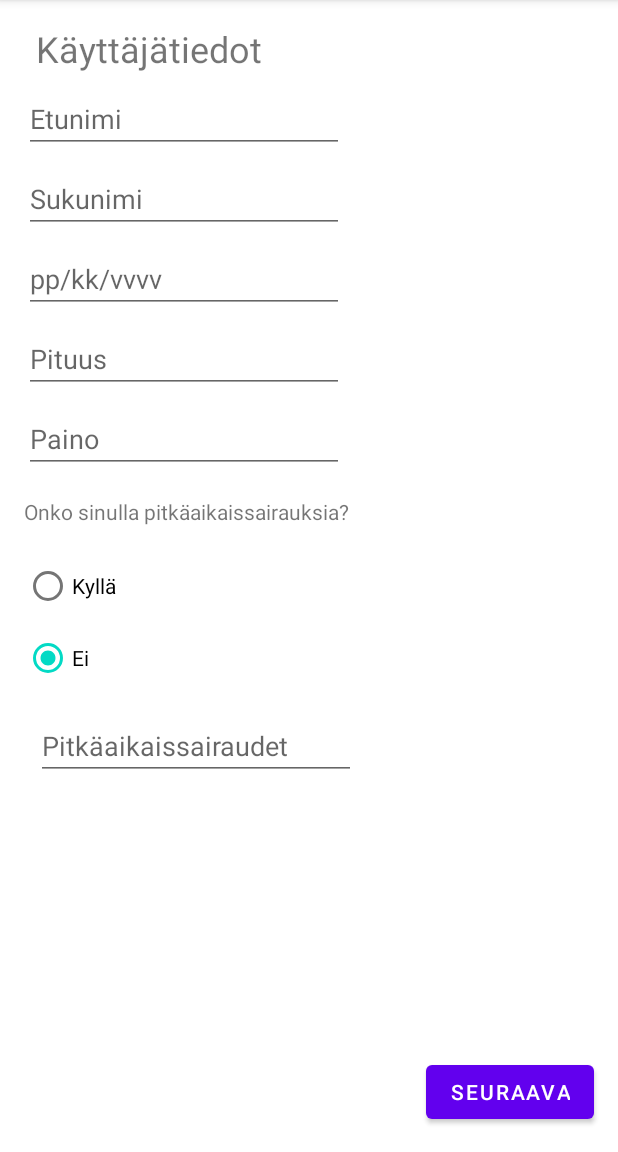
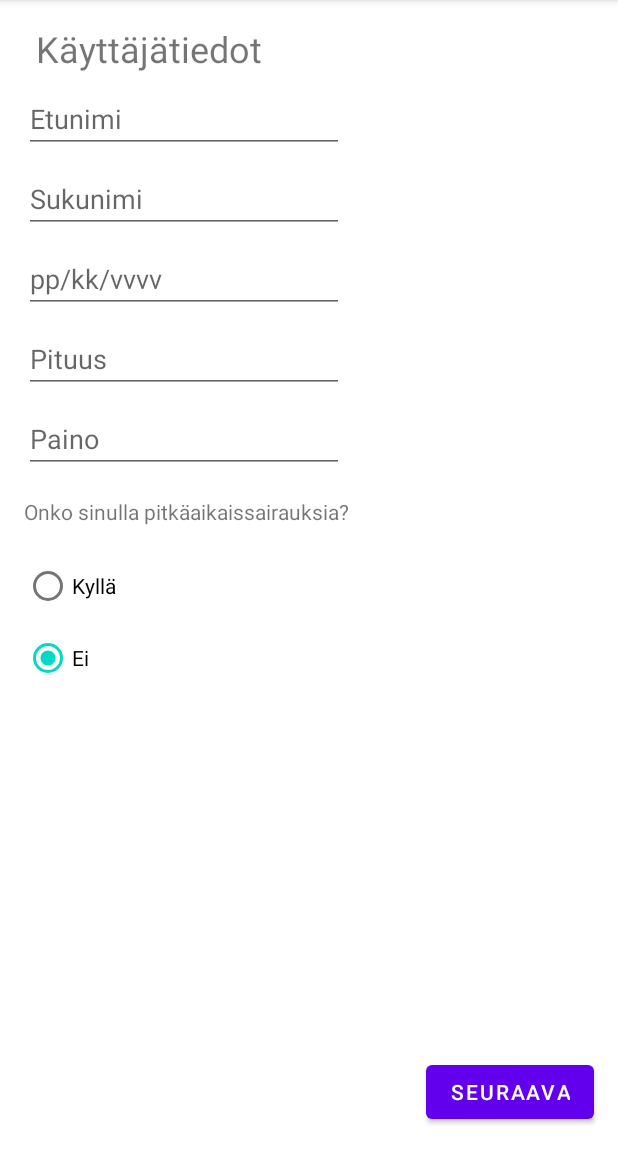
Before and after one commit to Tschokkinen/android-health-application, an Android app: the screen it shows after launch (FirstLaunch), after a tap on "Ei", on a phone screen of 412 x 824 dp, the part 84-1236 px from its top. Run offline under Robolectric (Android 15) with nearby library versions, the phone set to English and light mode, and no system bars; our stand-ins replace Room's generated code, navigation-ui; 2 other taps on this screen came first.

Commit message:
Fixed async code and added first launch logic to MainActivity

```diff
--- a/app/src/main/java/com/ericaskari/healthapplication/FirstLaunch.java
+++ b/app/src/main/java/com/ericaskari/healthapplication/FirstLaunch.java
@@ -18,8 +18,9 @@ import com.ericaskari.healthapplication.services.AppDatabase;
 import java.util.Date;
 
 public class FirstLaunch extends AppCompatActivity {
+    AppDatabase db;
     private RadioGroup radioGroup;
-    //private EditText editTextLongTermIllness;
+    private EditText editTextLongTermIllness;
     private EditText editTextFirstName;
     private EditText editTextLastName;
     private EditText editTextAge;
@@ -31,28 +32,31 @@ public class FirstLaunch extends AppCompatActivity {
         super.onCreate(savedInstanceState);
         setContentView(R.layout.activity_first_launch_hello);
 
-        AppDatabase db = Room.databaseBuilder(getApplicationContext(), AppDatabase.class, "app-db").build();
+        this.db = Room.databaseBuilder(getApplicationContext(), AppDatabase.class, "app-db").build();
 
-        //editTextLongTermIllness = findViewById(R.id.editTextLongTermIllness);
-        radioGroup = findViewById(R.id.radioGroup);
         editTextFirstName = findViewById(R.id.firstName);
         editTextLastName = findViewById(R.id.lastName);
         editTextAge = findViewById(R.id.age);
         editTextHeight = findViewById(R.id.height);
         editTextWeight = findViewById(R.id.weight);
+
     }
 
     public void buttonManager(View v) {
         if(v == findViewById(R.id.button01)){
             setContentView(R.layout.activity_first_launch);
+            radioButtonSelection();
+
         } else if(v == findViewById(R.id.button02)) {
             saveData();
-            setContentView(R.layout.activity_first_launch_done);
+
         } else if(v == findViewById(R.id.button03)) {
             setContentView(R.layout.activity_first_launch);
+
         } else if(v == findViewById(R.id.button04)) {
             Intent intent = new Intent(this, MainActivity.class);
             startActivity(intent);
+
         } else if(v == findViewById(R.id.radioGroup)){
             Log.i("Radio", "Radio");
             //radioButtonSelection();
@@ -60,27 +64,26 @@ public class FirstLaunch extends AppCompatActivity {
     }
 
     private void saveData() {
-        /*
-        String firstName = editTextFirstName.getText().toString();
-        String lastName = editTextLastName.getText().toString();
-        Date age = (Date) editTextAge.getText();
-        String height = editTextHeight.getText().toString();
-        String weight = editTextWeight.getText().toString();
+        String firstName = ((EditText) findViewById(R.id.firstName)).getText().toString();
+        String lastName = ((EditText) findViewById(R.id.lastName)).getText().toString();
+        Date birthDate = new Date(((EditText) findViewById(R.id.age)).getText().toString());
+        String height = ((EditText) findViewById(R.id.height)).getText().toString();
+        String weight = ((EditText) findViewById(R.id.weight)).getText().toString();
 
         AsyncTask.execute(() -> {
-            UserDao userDao =
-                   User user = new User(firstName, lastName, age, height, weight);
-            userDao.insertAll(user);
-        }
-         */
+            User user = new User(firstName, lastName, birthDate, Integer.parseInt(height), Integer.parseInt(weight));
+            this.db.userDao().insertAll(user);
+            setContentView(R.layout.activity_first_launch_done);
+        });
     }
 
-    /*
     private void radioButtonSelection(){
-        int selectedRadioButton = radioGroup.getCheckedRadioButtonId();
-        RadioButton selection = findViewById(selectedRadioButton);
+        //  findViewById should be where button is visible otherwise it will return null.
+        radioGroup = findViewById(R.id.radioGroup);
+        editTextLongTermIllness = findViewById(R.id.editTextLongTermIllness);
+        radioGroup.setOnCheckedChangeListener((radioGroup1, i) -> {
             Log.i("Radio", "Radio button selection");
-        switch (selectedRadioButton) {
+            switch (i) {
                 case R.id.radioYes:
                     editTextLongTermIllness.setVisibility(View.VISIBLE);
                     Log.d("Radio", "Radio yes");
@@ -88,7 +91,6 @@ public class FirstLaunch extends AppCompatActivity {
                 case R.id.radioNo:
                     editTextLongTermIllness.setVisibility(View.INVISIBLE);
             }
+        });
     }
-    */
-
 }
--- a/app/src/main/java/com/ericaskari/healthapplication/MainActivity.java
+++ b/app/src/main/java/com/ericaskari/healthapplication/MainActivity.java
@@ -32,50 +32,27 @@ public class MainActivity extends AppCompatActivity {
 
     private AppBarConfiguration appBarConfiguration;
     private ActivityMainBinding activityMainBinding;
+    AppDatabase db;
 
     @Override
     protected void onCreate(Bundle savedInstanceState) {
         super.onCreate(savedInstanceState);
-        /*
         activityMainBinding = ActivityMainBinding.inflate(getLayoutInflater());
 
-        AppDatabase db = Room.databaseBuilder(getApplicationContext(), AppDatabase.class, "app-db").build();
+        this.db = Room.databaseBuilder(getApplicationContext(), AppDatabase.class, "app-db").build();
 
         AsyncTask.execute(() -> {
-            UserDao userDao = db.userDao();
-            List<User> users = userDao.getAll();
+            //  Get all users from Database
+            List<User> users = this.db.userDao().getAll();
 
-            Log.d(TAG, "users.toArray().length: " + users.toArray().length);
-
-            //  Just to debug
-            for (int i = 0; i < users.toArray().length; i++) {
-                Log.d(TAG, "onCreate: " + users.toArray()[i]);
-            }
-*/
-
-            //  We can check if users.toArray().length is zero then it means that app is not initialized.
-/*            if (users.toArray().length == 0) {
-                //  TODO: Load the another activity and first launch stuff
-                User user = new User("John", "Doe", new Date(), 55);
-                userDao.insertAll(user);
-                setContentView(activityMainBinding.getRoot());
-
-
+            //  Check if first init activity is needed.
+            if (users.toArray().length == 0) {
+                Intent intent = new Intent(this, FirstLaunch.class);
+                startActivity(intent);
             } else {
                 setContentView(activityMainBinding.getRoot());
             }
-*/
-        /*
-            setSupportActionBar(activityMainBinding.toolbar);
-            NavController navController = Navigation.findNavController(this, R.id.nav_host_fragment_content_main);
-            appBarConfiguration = new AppBarConfiguration.Builder(navController.getGraph()).build();
-            NavigationUI.setupActionBarWithNavController(this, navController, appBarConfiguration);
         });
-*/
-
-        //Used for testing firstLaunch.class (activity_first_launch)
-        Intent intent = new Intent(this, FirstLaunch.class);
-        startActivity(intent);
     }
 
     @Override
```
Lines whose indentation alone changed are shown as unchanged.
